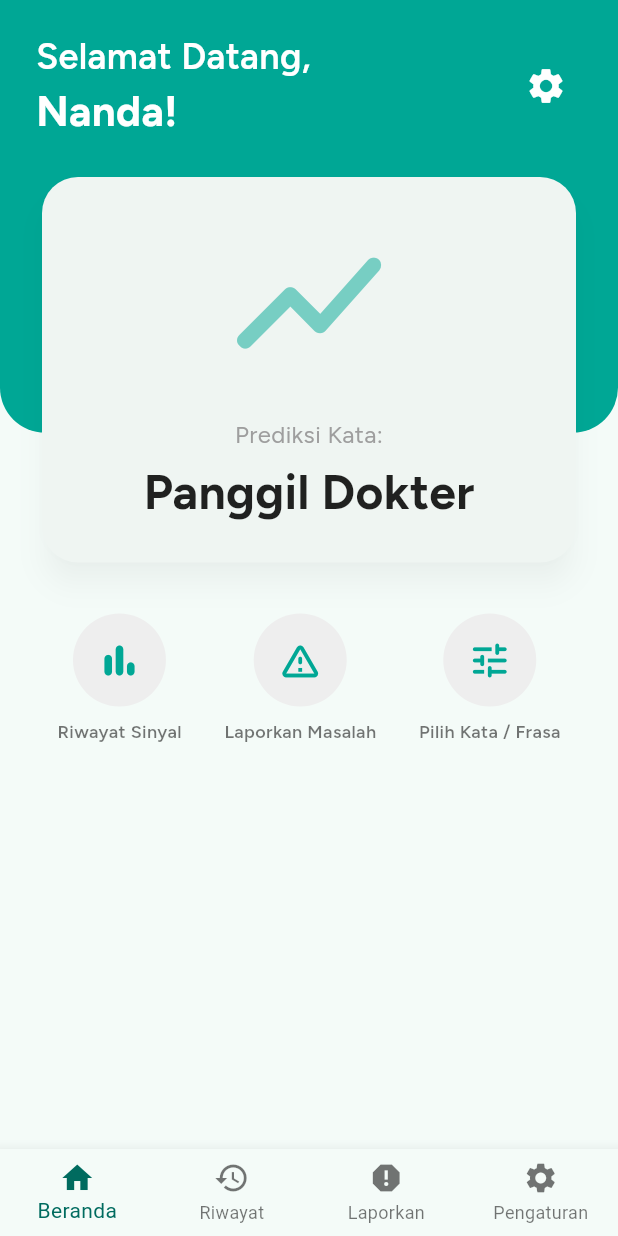
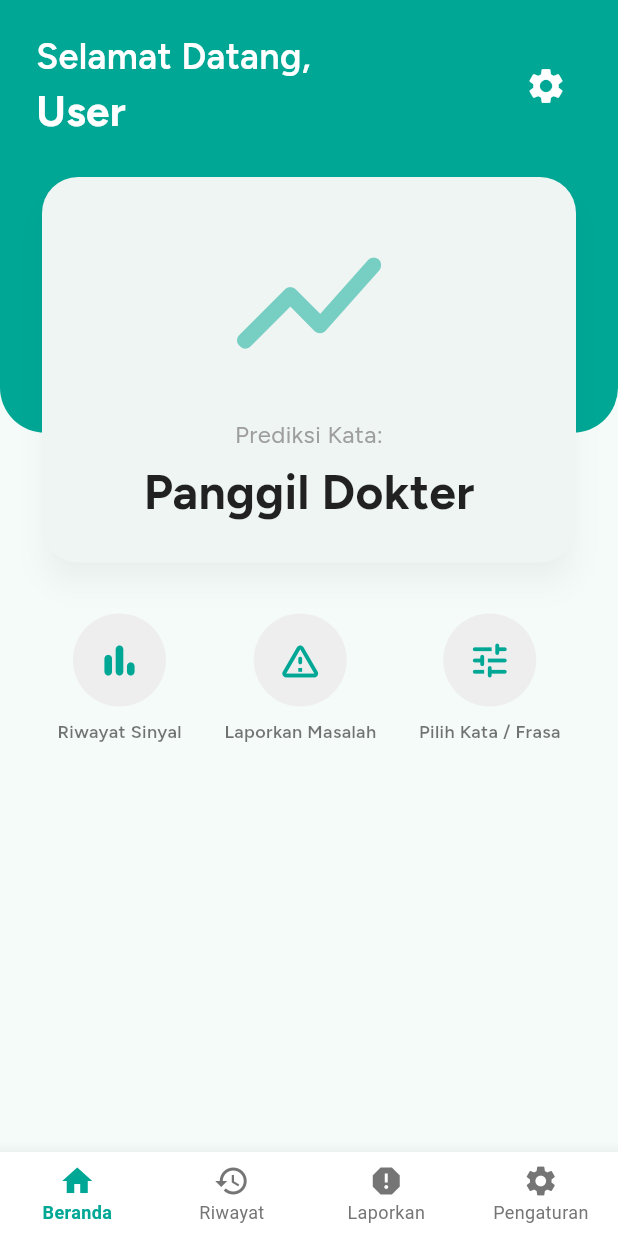
Before and after one commit to akhilazahraa/dipoassist-mobile, a Flutter app: the NavigationPage screen opened directly, on a phone screen of 412 x 824 dp. Run offline on Flutter 3.47's test engine with Material 3 defaults, Android fonts, the phone set to English and light mode, and no system bars; our stand-ins replace flutter_secure_storage; accounts and stored records are empty; network calls fail; Roboto replaces fonts that are missing (Rubik).

Commit message:
feat(phrases): get all phrases and change some ui to modern

```diff
--- a/lib/main_page/screens/beranda.dart
+++ b/lib/main_page/screens/beranda.dart
@@ -1,24 +1,35 @@
+import 'package:dipoassist/main_page/screens/phrases.dart';
+import 'package:dipoassist/services/auth_service.dart';
 import 'package:flutter/material.dart';
 
-class Beranda extends StatelessWidget {
+class Beranda extends StatefulWidget {
   const Beranda({super.key});
 
   @override
+  State<Beranda> createState() => _BerandaState();
+}
+
+class _BerandaState extends State<Beranda> {
+  late Future<Map<String, dynamic>?> _userFuture;
+
+  @override
+  void initState() {
+    super.initState();
+    _userFuture = AuthService.getUser();
+  }
+
+  @override
   Widget build(BuildContext context) {
-    // Ukuran layar untuk penyesuaian dinamis
     final screenHeight = MediaQuery.of(context).size.height;
 
     return Scaffold(
-      // Kita menggunakan Stack untuk menumpuk widget
-      // 1. Latar belakang hijau di bagian bawah
-      // 2. Konten utama di bagian atas
       body: Stack(
         children: [
-          // Lapisan 1: Latar Belakang Hijau di Atas
+          // Latar belakang hijau
           Container(
-            height: screenHeight * 0.35, // Latar belakang hijau mengisi 35% atas layar
+            height: screenHeight * 0.35,
             decoration: const BoxDecoration(
-              color: Color(0xFF00A795), // Warna hijau toska
+              color: Color(0xFF00A795),
               borderRadius: BorderRadius.only(
                 bottomLeft: Radius.circular(30),
                 bottomRight: Radius.circular(30),
@@ -26,7 +37,6 @@ class Beranda extends StatelessWidget {
             ),
           ),
 
-          // Lapisan 2: Konten Utama yang bisa di-scroll
           SafeArea(
             child: SingleChildScrollView(
               child: Padding(
@@ -35,7 +45,28 @@ class Beranda extends StatelessWidget {
                   crossAxisAlignment: CrossAxisAlignment.start,
                   children: [
                     // --- Header Kustom ---
-                    _buildCustomHeader(),
+                    FutureBuilder<Map<String, dynamic>?>(
+                      future: _userFuture,
+                      builder: (context, snapshot) {
+                        if (snapshot.connectionState ==
+                            ConnectionState.waiting) {
+                          return const Padding(
+                            padding: EdgeInsets.all(16.0),
+                            child: CircularProgressIndicator(
+                              color: Colors.white,
+                            ),
+                          );
+                        }
+
+                        if (!snapshot.hasData) {
+                          return _buildCustomHeader(name: "User");
+                        }
+
+                        final user = snapshot.data!;
+                        final name = user["name"] ?? "User";
+                        return _buildCustomHeader(name: name);
+                      },
+                    ),
                     const SizedBox(height: 20),
 
                     // --- Kartu Prediksi Utama ---
@@ -43,7 +74,7 @@ class Beranda extends StatelessWidget {
                     const SizedBox(height: 30),
 
                     // --- Tombol Aksi Cepat ---
-                    _buildActionButtons(),
+                    _buildActionButtons(context),
                   ],
                 ),
               ),
@@ -54,17 +85,17 @@ class Beranda extends StatelessWidget {
     );
   }
 
-  // Widget untuk header "Selamat Datang" dan ikon pengaturan
-  Widget _buildCustomHeader() {
+  // Header custom (dynamic name)
+  Widget _buildCustomHeader({required String name}) {
     return Padding(
       padding: const EdgeInsets.only(top: 20.0),
       child: Row(
         mainAxisAlignment: MainAxisAlignment.spaceBetween,
         children: [
-          const Column(
+          Column(
             crossAxisAlignment: CrossAxisAlignment.start,
             children: [
-              Text(
+              const Text(
                 'Selamat Datang,',
                 style: TextStyle(
                   fontFamily: 'Figtree',
@@ -74,8 +105,8 @@ class Beranda extends StatelessWidget {
                 ),
               ),
               Text(
-                'Nanda!',
-                style: TextStyle(
+                name,
+                style: const TextStyle(
                   fontFamily: 'Figtree',
                   fontSize: 28,
                   fontWeight: FontWeight.bold,
@@ -87,7 +118,7 @@ class Beranda extends StatelessWidget {
           IconButton(
             icon: const Icon(Icons.settings, color: Colors.white, size: 28),
             onPressed: () {
-              // TODO: Tambahkan aksi saat ikon pengaturan ditekan
+              // TODO: Aksi ke halaman pengaturan
             },
           ),
         ],
@@ -95,7 +126,7 @@ class Beranda extends StatelessWidget {
     );
   }
 
-  // Widget untuk kartu besar di tengah
+  // Kartu Prediksi
   Widget _buildPredictionCard() {
     return Card(
       elevation: 8,
@@ -107,8 +138,6 @@ class Beranda extends StatelessWidget {
         child: Column(
           mainAxisAlignment: MainAxisAlignment.center,
           children: [
-            // Placeholder untuk grafik sinyal
-            // Ganti Icon ini dengan Image.asset atau package chart seperti fl_chart
             Icon(
               Icons.show_chart_rounded,
               size: 120,
@@ -139,38 +168,41 @@ class Beranda extends StatelessWidget {
     );
   }
 
-  // Widget untuk baris tombol aksi (Riwayat, Laporkan, Pilih)
-  Widget _buildActionButtons() {
+  // Tombol Aksi Cepat
+  Widget _buildActionButtons(BuildContext context) {
     return Row(
       mainAxisAlignment: MainAxisAlignment.spaceAround,
       children: [
         _buildActionButton(
+          context: context,
           icon: Icons.bar_chart_rounded,
           label: 'Riwayat Sinyal',
-          onTap: () {
-            // TODO: Aksi saat tombol Riwayat Sinyal ditekan
-          },
+          onTap: () {},
         ),
         _buildActionButton(
+          context: context,
           icon: Icons.warning_amber_rounded,
           label: 'Laporkan Masalah',
-          onTap: () {
-            // TODO: Aksi saat tombol Laporkan Masalah ditekan
-          },
+          onTap: () {},
         ),
         _buildActionButton(
+          context: context,
           icon: Icons.tune_rounded,
           label: 'Pilih Kata / Frasa',
           onTap: () {
-            // TODO: Aksi saat tombol Pilih ditekan
+            Navigator.push(
+              context,
+              MaterialPageRoute(builder: (context) => const PhrasesScreen()),
+            );
           },
         ),
       ],
     );
   }
 
-  // Widget pembantu yang bisa digunakan kembali untuk membuat setiap tombol aksi
+  // Widget tombol aksi
   Widget _buildActionButton({
+    required BuildContext context,
     required IconData icon,
     required String label,
     required VoidCallback onTap,
--- a/lib/main_page/widget/navigation.dart
+++ b/lib/main_page/widget/navigation.dart
@@ -13,11 +13,12 @@ class NavigationPage extends StatefulWidget {
 
 class _NavigationPageState extends State<NavigationPage> {
   int _currentIndex = 0;
+
   final List<Widget> _pages = [
-    const Beranda(), // Beranda
-    const RiwayatPage(), // Riwayat (baru)
-    const Laporkan(), // Laporkan (baru)
-    const PengaturanPage(), // Pengaturan
+    const Beranda(),
+    const RiwayatPage(),
+    const Laporkan(),
+    const PengaturanPage(),
   ];
 
   void _onTabTapped(int index) {
@@ -33,7 +34,21 @@ class _NavigationPageState extends State<NavigationPage> {
       bottomNavigationBar: BottomNavigationBar(
         currentIndex: _currentIndex,
         onTap: _onTabTapped,
-        type: BottomNavigationBarType.fixed, // Penting untuk lebih dari 3 item
+        type: BottomNavigationBarType.fixed,
+        backgroundColor: Colors.white, // background flat
+        elevation: 10, // sedikit shadow biar modern
+        selectedItemColor: const Color(0xFF00A795), // hijau aktif
+        unselectedItemColor: Colors.grey[600], // abu-abu modern
+        selectedLabelStyle: const TextStyle(
+          fontFamily: "Rubik",
+          fontWeight: FontWeight.w600,
+          fontSize: 12,
+        ),
+        unselectedLabelStyle: const TextStyle(
+          fontFamily: "Rubik",
+          fontWeight: FontWeight.w400,
+          fontSize: 12,
+        ),
         items: const [
           BottomNavigationBarItem(icon: Icon(Icons.home), label: 'Beranda'),
           BottomNavigationBarItem(icon: Icon(Icons.history), label: 'Riwayat'),
```
Also changed, not shown: lib/main.dart (+7 -0 lines), lib/main_page/screens/laporkan.dart (+60 -16 lines), lib/main_page/screens/phrases.dart (added, +190 -0 lines).
